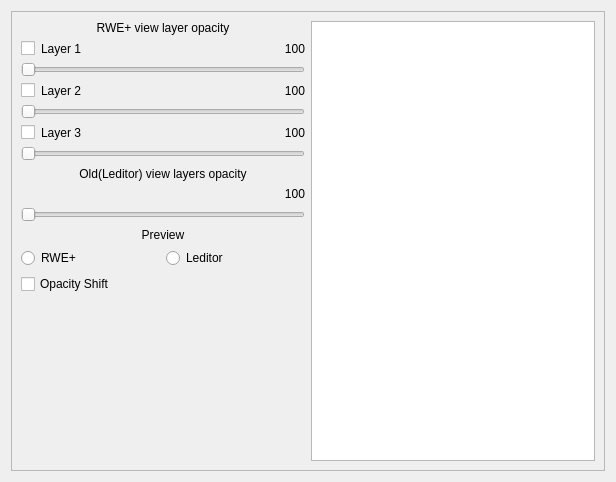
Old version of the form ui/uifiles/settings/geo.ui in the repository timofey260/RWE-Sharp.
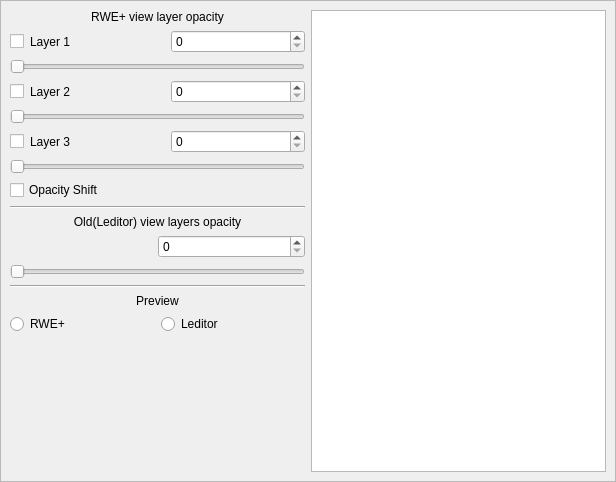
New version of the form. Custom widgets are drawn as their Qt base class.

Diff of the .ui file:
```diff
--- a/ui/uifiles/settings/geo.ui
+++ b/ui/uifiles/settings/geo.ui
@@ -14,6 +14,18 @@
    <string>Geometry</string>
   </property>
   <layout class="QGridLayout" name="gridLayout">
+   <property name="leftMargin">
+    <number>0</number>
+   </property>
+   <property name="topMargin">
+    <number>0</number>
+   </property>
+   <property name="rightMargin">
+    <number>0</number>
+   </property>
+   <property name="bottomMargin">
+    <number>0</number>
+   </property>
    <item row="0" column="0">
     <widget class="QScrollArea" name="scrollArea">
      <property name="widgetResizable">
@@ -24,8 +36,8 @@
        <rect>
         <x>0</x>
         <y>0</y>
-        <width>596</width>
-        <height>462</height>
+        <width>614</width>
+        <height>480</height>
        </rect>
       </property>
       <layout class="QHBoxLayout" name="horizontalLayout">
@@ -70,21 +82,15 @@
             </widget>
            </item>
            <item>
-            <widget class="QLabel" name="label_8">
+            <widget class="QSpinBox" name="L1op2">
              <property name="sizePolicy">
-              <sizepolicy hsizetype="Preferred" vsizetype="Preferred">
+              <sizepolicy hsizetype="Minimum" vsizetype="Fixed">
                <horstretch>0</horstretch>
                <verstretch>0</verstretch>
               </sizepolicy>
              </property>
-             <property name="text">
-              <string>100</string>
-             </property>
-             <property name="alignment">
-              <set>Qt::AlignmentFlag::AlignRight|Qt::AlignmentFlag::AlignTrailing|Qt::AlignmentFlag::AlignVCenter</set>
-             </property>
-             <property name="buddy">
-              <cstring>L1op</cstring>
+             <property name="maximum">
+              <number>255</number>
              </property>
             </widget>
            </item>
@@ -93,7 +99,7 @@
          <item>
           <widget class="QSlider" name="L1op">
            <property name="maximum">
-            <number>256</number>
+            <number>255</number>
            </property>
            <property name="orientation">
             <enum>Qt::Orientation::Horizontal</enum>
@@ -129,21 +135,15 @@
             </widget>
            </item>
            <item>
-            <widget class="QLabel" name="label_9">
+            <widget class="QSpinBox" name="L2op2">
              <property name="sizePolicy">
-              <sizepolicy hsizetype="Preferred" vsizetype="Preferred">
+              <sizepolicy hsizetype="Minimum" vsizetype="Fixed">
                <horstretch>0</horstretch>
                <verstretch>0</verstretch>
               </sizepolicy>
              </property>
-             <property name="text">
-              <string>100</string>
-             </property>
-             <property name="alignment">
-              <set>Qt::AlignmentFlag::AlignRight|Qt::AlignmentFlag::AlignTrailing|Qt::AlignmentFlag::AlignVCenter</set>
-             </property>
-             <property name="buddy">
-              <cstring>L2op</cstring>
+             <property name="maximum">
+              <number>255</number>
              </property>
             </widget>
            </item>
@@ -152,7 +152,7 @@
          <item>
           <widget class="QSlider" name="L2op">
            <property name="maximum">
-            <number>256</number>
+            <number>255</number>
            </property>
            <property name="orientation">
             <enum>Qt::Orientation::Horizontal</enum>
@@ -188,21 +188,15 @@
             </widget>
            </item>
            <item>
-            <widget class="QLabel" name="label_10">
+            <widget class="QSpinBox" name="L3op2">
              <property name="sizePolicy">
-              <sizepolicy hsizetype="Preferred" vsizetype="Preferred">
+              <sizepolicy hsizetype="Minimum" vsizetype="Fixed">
                <horstretch>0</horstretch>
                <verstretch>0</verstretch>
               </sizepolicy>
              </property>
-             <property name="text">
-              <string>100</string>
-             </property>
-             <property name="alignment">
-              <set>Qt::AlignmentFlag::AlignRight|Qt::AlignmentFlag::AlignTrailing|Qt::AlignmentFlag::AlignVCenter</set>
-             </property>
-             <property name="buddy">
-              <cstring>L3op</cstring>
+             <property name="maximum">
+              <number>255</number>
              </property>
             </widget>
            </item>
@@ -211,13 +205,27 @@
          <item>
           <widget class="QSlider" name="L3op">
            <property name="maximum">
-            <number>256</number>
+            <number>255</number>
            </property>
            <property name="orientation">
             <enum>Qt::Orientation::Horizontal</enum>
            </property>
           </widget>
          </item>
+         <item>
+          <widget class="QCheckBox" name="OPshift">
+           <property name="text">
+            <string>Opacity Shift</string>
+           </property>
+          </widget>
+         </item>
+         <item>
+          <widget class="Line" name="line">
+           <property name="orientation">
+            <enum>Qt::Orientation::Horizontal</enum>
+           </property>
+          </widget>
+         </item>
          <item>
           <widget class="QLabel" name="label_5">
            <property name="text">
@@ -231,21 +239,28 @@
          <item>
           <layout class="QHBoxLayout" name="horizontalLayout_9">
            <item>
-            <widget class="QLabel" name="label_11">
+            <spacer name="horizontalSpacer">
+             <property name="orientation">
+              <enum>Qt::Orientation::Horizontal</enum>
+             </property>
+             <property name="sizeHint" stdset="0">
+              <size>
+               <width>40</width>
+               <height>20</height>
+              </size>
+             </property>
+            </spacer>
+           </item>
+           <item>
+            <widget class="QSpinBox" name="RGBop2">
              <property name="sizePolicy">
-              <sizepolicy hsizetype="Preferred" vsizetype="Preferred">
+              <sizepolicy hsizetype="Expanding" vsizetype="Fixed">
                <horstretch>0</horstretch>
                <verstretch>0</verstretch>
               </sizepolicy>
              </property>
-             <property name="text">
-              <string>100</string>
-             </property>
-             <property name="alignment">
-              <set>Qt::AlignmentFlag::AlignRight|Qt::AlignmentFlag::AlignTrailing|Qt::AlignmentFlag::AlignVCenter</set>
-             </property>
-             <property name="buddy">
-              <cstring>RGBop</cstring>
+             <property name="maximum">
+              <number>255</number>
              </property>
             </widget>
            </item>
@@ -254,13 +269,20 @@
          <item>
           <widget class="QSlider" name="RGBop">
            <property name="maximum">
-            <number>256</number>
+            <number>255</number>
            </property>
            <property name="orientation">
             <enum>Qt::Orientation::Horizontal</enum>
            </property>
           </widget>
          </item>
+         <item>
+          <widget class="Line" name="line_2">
+           <property name="orientation">
+            <enum>Qt::Orientation::Horizontal</enum>
+           </property>
+          </widget>
+         </item>
          <item>
           <widget class="QLabel" name="label_6">
            <property name="text">
@@ -289,13 +311,6 @@
            </item>
           </layout>
          </item>
-         <item>
-          <widget class="QCheckBox" name="OPshift">
-           <property name="text">
-            <string>Opacity Shift</string>
-           </property>
-          </widget>
-         </item>
          <item>
           <spacer name="verticalSpacer">
            <property name="orientation">
```
Left out of the diff: 153 changed lines with no effect on the pictures.
